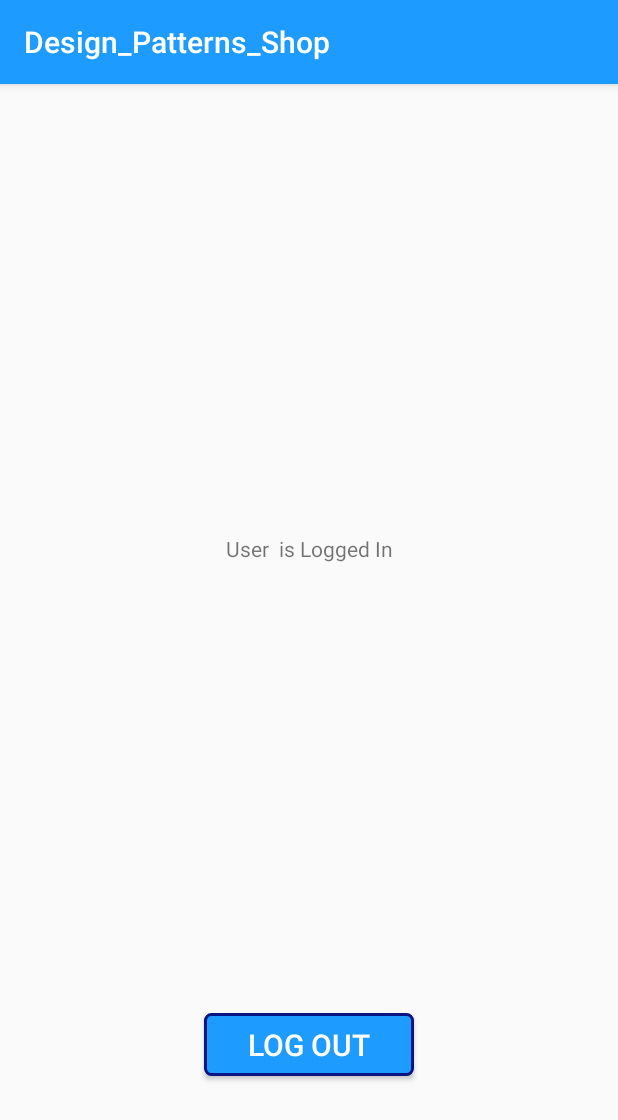
After one commit to eugenemccormack/Design_Patterns_Shop_App, an Android app: the Signed_In_Fragment screen opened directly, with no data from a screen before it, on a phone screen of 412 x 824 dp. The commit adds this screen. Shown: the top 1120 px of the screen. Run offline under Robolectric (Android 15) with nearby library versions, the phone set to English and light mode, and no system bars; our stand-ins replace Firebase (no records; nobody signed in at launch, a user with empty details on screens opened directly).

Commit message:
MVVM Login Working

```diff
--- a/app/src/main/java/com/example/design_patterns_shop/model/Repo.java
+++ b/app/src/main/java/com/example/design_patterns_shop/model/Repo.java
@@ -22,6 +22,8 @@ public class Repo {
 
     private MutableLiveData<FirebaseUser> userMutableLiveData;
 
+    private MutableLiveData<Boolean> loggedOutMutableLiveData;
+
     public Repo(Application application){
 
         this.application = application;
@@ -30,14 +32,22 @@ public class Repo {
 
         userMutableLiveData = new MutableLiveData<>();
 
+        loggedOutMutableLiveData = new MutableLiveData<>();
+
+        if(firebaseAuth.getCurrentUser() != null){
+
+            userMutableLiveData.postValue(firebaseAuth.getCurrentUser());
+
+            loggedOutMutableLiveData.postValue(false);
+
+        }
+
     }
 
     public void register(String email, String password){
 
         firebaseAuth.createUserWithEmailAndPassword(email, password)
-                .addOnCompleteListener(application.getMainExecutor(), new OnCompleteListener<AuthResult>() {
-                    @Override
-                    public void onComplete(@NonNull Task<AuthResult> task) {
+                .addOnCompleteListener(application.getMainExecutor(), task -> {
 
                     if(task.isSuccessful()){
 
@@ -51,14 +61,48 @@ public class Repo {
 
                     }
 
-                    }
                 });
 
 
 
     }
 
+    public void login(String email, String password){
+
+        firebaseAuth.signInWithEmailAndPassword(email, password)
+                .addOnCompleteListener(application.getMainExecutor(), task -> {
+
+                    if(task.isSuccessful()){
+
+                        userMutableLiveData.postValue(firebaseAuth.getCurrentUser());
+
+                    }
+
+                    else{
+
+                        Toast.makeText(application, "Login Failed, Try Again" + task.getException().getMessage(), Toast.LENGTH_SHORT).show();
+
+                    }
+
+                });
+
+
+
+    }
+
+    public void logout(){
+
+        firebaseAuth.signOut();
+
+        loggedOutMutableLiveData.postValue(true);
+
+    }
+
     public MutableLiveData<FirebaseUser> getUserMutableLiveData() {
         return userMutableLiveData;
     }
+
+    public MutableLiveData<Boolean> getLoggedOutMutableLiveData() {
+        return loggedOutMutableLiveData;
     }
+}
--- /dev/null
+++ b/app/src/main/java/com/example/design_patterns_shop/view_model/Signed_In_View_Model.java
@@ -0,0 +1,44 @@
+package com.example.design_patterns_shop.view_model;
+
+import android.app.Application;
+
+import androidx.annotation.NonNull;
+import androidx.lifecycle.AndroidViewModel;
+import androidx.lifecycle.MutableLiveData;
+
+import com.example.design_patterns_shop.model.Repo;
+import com.google.firebase.auth.FirebaseUser;
+
+public class Signed_In_View_Model extends AndroidViewModel {
+
+    private Repo repo;
+
+    private MutableLiveData<FirebaseUser> userMutableLiveData;
+
+    private MutableLiveData<Boolean> loggedOutMutableLiveData;
+
+    public Signed_In_View_Model(@NonNull Application application) {
+
+        super(application);
+
+        repo = new Repo(application);
+
+        userMutableLiveData = repo.getUserMutableLiveData();
+
+        loggedOutMutableLiveData = repo.getLoggedOutMutableLiveData();
+    }
+
+    public void logout(){
+
+        repo.logout();
+
+    }
+
+    public MutableLiveData<FirebaseUser> getUserMutableLiveData() {
+        return userMutableLiveData;
+    }
+
+    public MutableLiveData<Boolean> getLoggedOutMutableLiveData() {
+        return loggedOutMutableLiveData;
+    }
+}
--- a/app/src/main/java/com/example/design_patterns_shop/views/Login_Register_Fragment.java
+++ b/app/src/main/java/com/example/design_patterns_shop/views/Login_Register_Fragment.java
@@ -13,6 +13,7 @@ import androidx.annotation.Nullable;
 import androidx.fragment.app.Fragment;
 import androidx.lifecycle.Observer;
 import androidx.lifecycle.ViewModelProvider;
+import androidx.navigation.Navigation;
 
 import com.example.design_patterns_shop.R;
 import com.example.design_patterns_shop.view_model.Login_Register_View_Model;
@@ -38,7 +39,9 @@ public class Login_Register_Fragment extends Fragment {
 
                 if(firebaseUser != null){
 
-                    Toast.makeText(getContext(), "User Successfully Created", Toast.LENGTH_SHORT).show();
+                    //Toast.makeText(getContext(), "User Successfully Created", Toast.LENGTH_SHORT).show();
+
+                    Navigation.findNavController(getView()).navigate(R.id.action_login_Register_Fragment_to_signed_In_Fragment);
 
                 }
 
@@ -51,16 +54,14 @@ public class Login_Register_Fragment extends Fragment {
     @Override
     public View onCreateView(@NonNull LayoutInflater inflater, @Nullable ViewGroup container, @Nullable Bundle savedInstanceState) {
 
-        View view = inflater.inflate(R.layout.fragment_login_register, container, false);
+        View view = inflater.inflate(R.layout.login_register_fragment, container, false);
 
         email_editText_login = view.findViewById(R.id.email_editText_login);
         password_editText_login = view.findViewById(R.id.password_editText_login);
         login_button_login = view.findViewById(R.id.login_button_login);
         register_button_login = view.findViewById(R.id.register_button_login);
 
-        register_button_login.setOnClickListener(new View.OnClickListener() {
-            @Override
-            public void onClick(View v) {
+        register_button_login.setOnClickListener(v -> {
 
             String email = email_editText_login.getText().toString();
             String password = password_editText_login.getText().toString();
@@ -71,7 +72,19 @@ public class Login_Register_Fragment extends Fragment {
 
             }
 
+        });
+
+        login_button_login.setOnClickListener(v -> {
+
+            String email = email_editText_login.getText().toString();
+            String password = password_editText_login.getText().toString();
+
+            if(email.length() > 0 && password.length() > 0 ){
+
+                login_register_view_model.login(email, password);
+
             }
+
         });
 
 
--- /dev/null
+++ b/app/src/main/java/com/example/design_patterns_shop/views/Signed_In_Fragment.java
@@ -0,0 +1,79 @@
+package com.example.design_patterns_shop.views;
+
+import android.os.Bundle;
+import android.view.LayoutInflater;
+import android.view.View;
+import android.view.ViewGroup;
+import android.widget.Button;
+import android.widget.TextView;
+
+import androidx.annotation.NonNull;
+import androidx.annotation.Nullable;
+import androidx.fragment.app.Fragment;
+import androidx.lifecycle.Observer;
+import androidx.lifecycle.ViewModelProvider;
+import androidx.navigation.Navigation;
+
+import com.example.design_patterns_shop.R;
+import com.example.design_patterns_shop.view_model.Login_Register_View_Model;
+import com.example.design_patterns_shop.view_model.Signed_In_View_Model;
+import com.google.firebase.auth.FirebaseUser;
+
+public class Signed_In_Fragment extends Fragment {
+
+    private TextView signed_in_user;
+    private Button logout_button;
+
+    private Signed_In_View_Model signed_in_view_model;
+
+    @Override
+    public void onCreate(@Nullable Bundle savedInstanceState) {
+
+        super.onCreate(savedInstanceState);
+
+        signed_in_view_model = new ViewModelProvider(this).get(Signed_In_View_Model.class);
+        signed_in_view_model.getUserMutableLiveData().observe(this, new Observer<FirebaseUser>() {
+            @Override
+            public void onChanged(FirebaseUser firebaseUser) {
+
+                if(firebaseUser != null){
+
+                   signed_in_user.setText("User " + firebaseUser.getEmail() + " is Logged In");
+
+                }
+
+            }
+
+        });
+
+        signed_in_view_model.getLoggedOutMutableLiveData().observe(this, loggedOut -> {
+
+            if(loggedOut){
+
+                Navigation.findNavController(getView()).navigate(R.id.action_signed_In_Fragment_to_login_Register_Fragment);
+
+            }
+
+        });
+
+    }
+
+
+    @Nullable
+    @Override
+    public View onCreateView(@NonNull LayoutInflater inflater, @Nullable ViewGroup container, @Nullable Bundle savedInstanceState) {
+
+        View view = inflater.inflate(R.layout.signed_in_fragment, container, false);
+
+        signed_in_user = view.findViewById(R.id.signed_in_user);
+        logout_button = view.findViewById(R.id.logout_button);
+
+        logout_button.setOnClickListener(v -> {
+
+            signed_in_view_model.logout();
+
+        });
+
+        return view;
+    }
+}
--- /dev/null
+++ b/app/src/main/res/layout/signed_in_fragment.xml
@@ -0,0 +1,35 @@
+<?xml version="1.0" encoding="utf-8"?>
+<androidx.constraintlayout.widget.ConstraintLayout
+    xmlns:android="http://schemas.android.com/apk/res/android"
+    xmlns:app="http://schemas.android.com/apk/res-auto"
+    android:layout_width="match_parent"
+    android:layout_height="match_parent">
+
+    <TextView
+
+        android:id="@+id/signed_in_user"
+        android:layout_width="match_parent"
+        android:layout_height="wrap_content"
+        android:gravity="center"
+        app:layout_constraintBottom_toTopOf="@+id/logout_button"
+        app:layout_constraintEnd_toEndOf="parent"
+        app:layout_constraintStart_toStartOf="parent"
+        app:layout_constraintTop_toTopOf="parent" />
+
+
+    <Button
+        android:id="@+id/logout_button"
+        android:layout_width="140dp"
+        android:layout_height="42dp"
+        android:background="@drawable/button_border"
+        android:gravity="center"
+        android:text="Log Out"
+        android:textColor="#FFFFFF"
+        android:textSize="20dp"
+        app:layout_constraintBottom_toBottomOf="parent"
+        app:layout_constraintEnd_toEndOf="parent"
+        app:layout_constraintStart_toStartOf="parent"
+        app:layout_constraintTop_toTopOf="parent"
+        app:layout_constraintVertical_bias="0.853" />
+
+</androidx.constraintlayout.widget.ConstraintLayout>
--- a/app/src/main/res/navigation/nav_graph.xml
+++ b/app/src/main/res/navigation/nav_graph.xml
@@ -6,5 +6,17 @@
     <fragment
         android:id="@+id/login_Register_Fragment"
         android:name="com.example.design_patterns_shop.views.Login_Register_Fragment"
-        android:label="Login_Register_Fragment" />
+        android:label="Login_Register_Fragment" >
+        <action
+            android:id="@+id/action_login_Register_Fragment_to_signed_In_Fragment"
+            app:destination="@id/signed_In_Fragment" />
+    </fragment>
+    <fragment
+        android:id="@+id/signed_In_Fragment"
+        android:name="com.example.design_patterns_shop.views.Signed_In_Fragment"
+        android:label="Signed_In_Fragment" >
+        <action
+            android:id="@+id/action_signed_In_Fragment_to_login_Register_Fragment"
+            app:destination="@id/login_Register_Fragment" />
+    </fragment>
 </navigation>
```
Also changed, not shown: app/src/main/res/layout/login_register_fragment.xml (renamed from app/src/main/res/layout/fragment_login_register.xml). Lines whose indentation alone changed are shown as unchanged.
